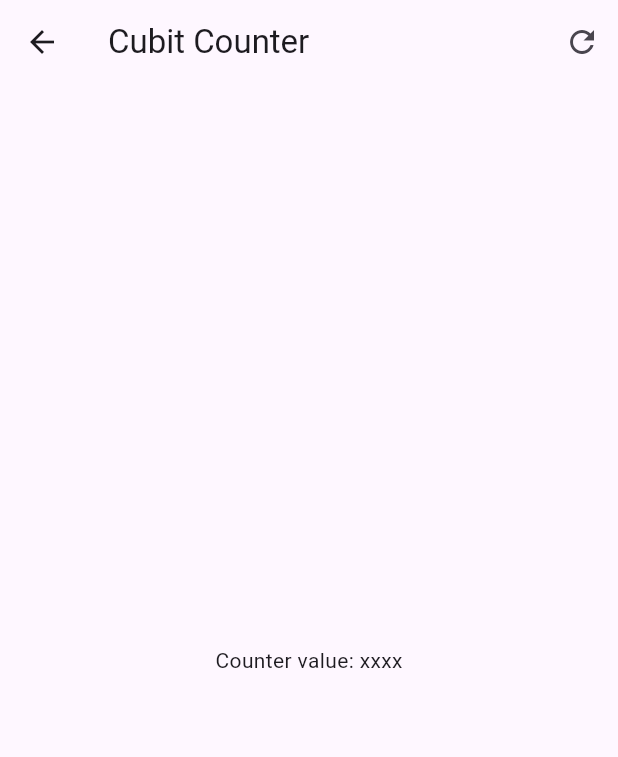
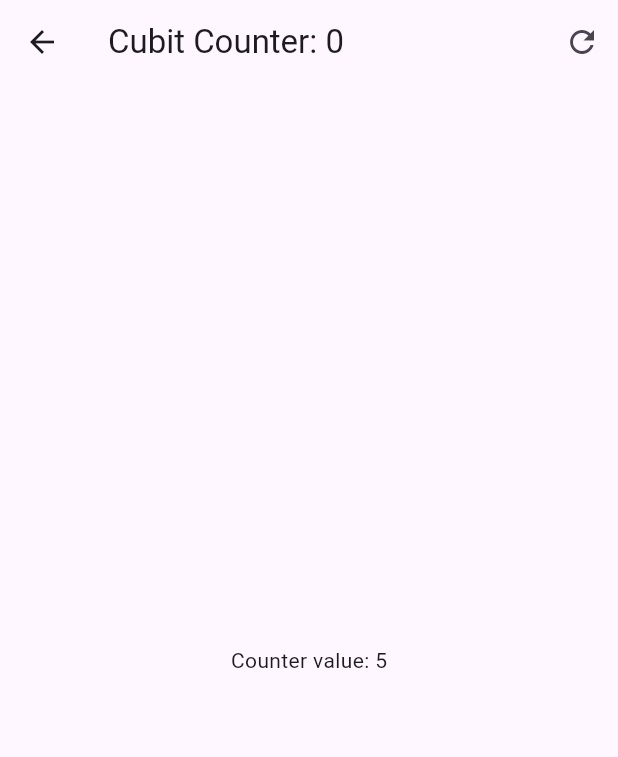
Before and after one commit to Carlos2693/flutter_forms_app, a Flutter app: the screen it shows after launch, after a tap on "Cubits", on a phone screen of 412 x 824 dp. Shown: the top 757 px of the screen. Run offline on Flutter 3.47's test engine with Material 3 defaults, Android fonts, the phone set to English and light mode, and no system bars; our stand-ins replace flutter_bloc, go_router.

Commit message:
Consumir y utilizar el CounterCubit

```diff
--- a/lib/presentation/screen/cubit_counter_screen.dart
+++ b/lib/presentation/screen/cubit_counter_screen.dart
@@ -1,13 +1,30 @@
 import 'package:flutter/material.dart';
+
+import 'package:flutter_bloc/flutter_bloc.dart';
+
+import 'package:forms_app/presentation/bloc/counter_cubit/counter_cubit.dart';
 
 class CubitCounterScreen extends StatelessWidget {
   const CubitCounterScreen({super.key});
 
   @override
   Widget build(BuildContext context) {
+    return BlocProvider(
+        create: (_) => CounterCubit(), child: const _CubitCounterView());
+  }
+}
+
+class _CubitCounterView extends StatelessWidget {
+  const _CubitCounterView();
+
+  @override
+  Widget build(BuildContext context) {
+
+    final counterState = context.watch<CounterCubit>().state;
+
     return Scaffold(
       appBar: AppBar(
-        title: const Text('Cubit Counter'),
+        title: Text('Cubit Counter: ${counterState.transactionCount}'),
         actions: [
           IconButton(
               onPressed: () => {},
@@ -16,8 +33,13 @@ class CubitCounterScreen extends StatelessWidget {
               ))
         ],
       ),
-      body: const Center(
-        child: Text('Counter value: xxxx'),
+      body: Center(
+        child: BlocBuilder<CounterCubit, CounterState>(
+          // buildWhen: (previous, current) => current.counter != previous.counter,
+          builder: (context, state) {
+            return Text('Counter value: ${state.counter}');
+          },
+        ),
       ),
       floatingActionButton: Column(
         mainAxisAlignment: MainAxisAlignment.end,
```
